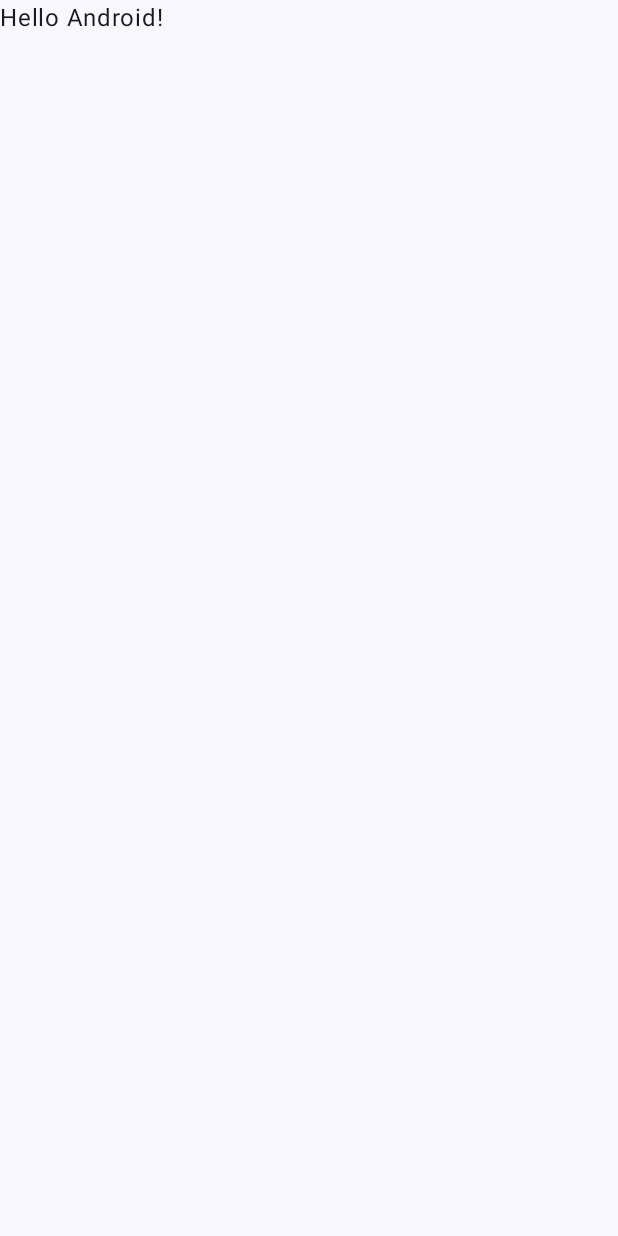
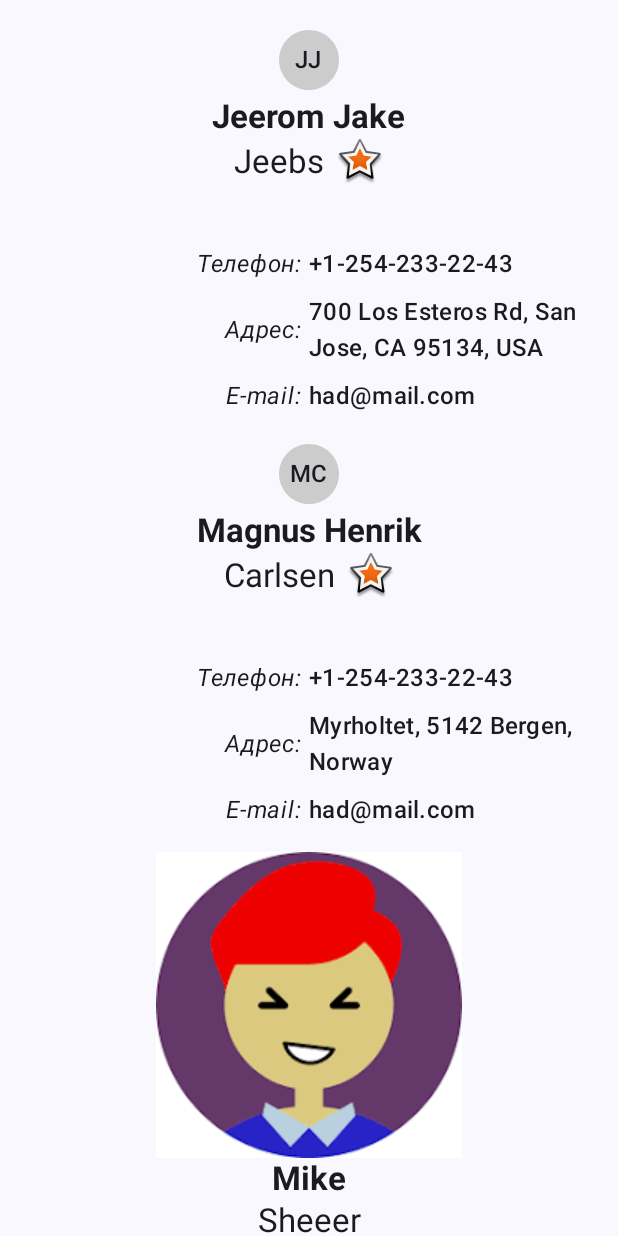
Before and after one commit to GoetzDeBouville/ComposePrjctXmpl, an Android app built with Jetpack Compose: the screen it shows after launch (MainActivity), on a phone screen of 412 x 824 dp. Before the commit the screen is almost empty. Run offline under Robolectric (Android 15) with nearby library versions, the phone set to English and light mode, and no system bars.

Commit message:
Добавляет класс данных и верстку

```diff
--- /dev/null
+++ b/app/src/main/java/com/hellcorp/composeprjctxmpl/Contact.kt
@@ -0,0 +1,12 @@
+package com.hellcorp.composeprjctxmpl
+
+data class Contact(
+    val name: String,
+    val fathersName: String? = null,
+    val familyName: String,
+    val imageRes: Int? = null,
+    val isFavorite: Boolean = false,
+    val phone: String,
+    val address: String,
+    val email: String? = null,
+)
--- a/app/src/main/java/com/hellcorp/composeprjctxmpl/MainActivity.kt
+++ b/app/src/main/java/com/hellcorp/composeprjctxmpl/MainActivity.kt
@@ -1,28 +1,75 @@
 package com.hellcorp.composeprjctxmpl
 
+import android.content.res.Configuration
 import android.os.Bundle
 import androidx.activity.ComponentActivity
 import androidx.activity.compose.setContent
+import androidx.compose.foundation.Image
+import androidx.compose.foundation.layout.Box
+import androidx.compose.foundation.layout.Column
+import androidx.compose.foundation.layout.Row
+import androidx.compose.foundation.layout.Spacer
 import androidx.compose.foundation.layout.fillMaxSize
+import androidx.compose.foundation.layout.fillMaxWidth
+import androidx.compose.foundation.layout.padding
+import androidx.compose.material3.Icon
 import androidx.compose.material3.MaterialTheme
 import androidx.compose.material3.Surface
 import androidx.compose.material3.Text
 import androidx.compose.runtime.Composable
+import androidx.compose.ui.Alignment
 import androidx.compose.ui.Modifier
+import androidx.compose.ui.graphics.Color
+import androidx.compose.ui.res.painterResource
+import androidx.compose.ui.res.stringResource
+import androidx.compose.ui.text.font.FontStyle
+import androidx.compose.ui.text.font.FontWeight
 import androidx.compose.ui.tooling.preview.Preview
+import androidx.compose.ui.tooling.preview.Wallpapers
+import androidx.compose.ui.unit.dp
 import com.hellcorp.composeprjctxmpl.ui.theme.ComposePrjctXmplTheme
 
 class MainActivity : ComponentActivity() {
     override fun onCreate(savedInstanceState: Bundle?) {
         super.onCreate(savedInstanceState)
+        val contactList = listOf(
+            Contact(
+                name = "Jeerom",
+                fathersName = "Jake",
+                familyName = "Jeebs",
+                isFavorite = true,
+                phone = "+1-254-233-22-43",
+                address = "700 Los Esteros Rd, San Jose, CA 95134, USA",
+                email = "had@mail.com"
+            ),
+            Contact(
+                name = "Magnus",
+                fathersName = "Henrik",
+                familyName = "Carlsen",
+                isFavorite = true,
+                phone = "+1-254-233-22-43",
+                address = "Myrholtet, 5142 Bergen, Norway",
+                email = "had@mail.com"
+            ),
+            Contact(
+                name = "Mike",
+                familyName = "Sheeer",
+                imageRes = R.drawable.mock_avatar,
+                phone = "+1-254-233-22-43",
+                address = "6 Wardlaw Pl, Edinburgh EH11 1UB, GB",
+            )
+        )
         setContent {
             ComposePrjctXmplTheme {
-                // A surface container using the 'background' color from the theme
                 Surface(
                     modifier = Modifier.fillMaxSize(),
                     color = MaterialTheme.colorScheme.background
                 ) {
-                    Greeting("Android")
+                    Column {
+                        contactList.forEach {
+                            ContactDetails(contact = it)
+                        }
+                    }
                 }
             }
         }
@@ -30,17 +77,130 @@ class MainActivity : ComponentActivity() {
 }
 
 @Composable
-fun Greeting(name: String, modifier: Modifier = Modifier) {
-    Text(
-        text = "Hello $name!",
-        modifier = modifier
-    )
+fun ContactDetails(contact: Contact) {
+    val str = StringBuilder()
+    str.append(contact.name[0])
+    str.append(contact.familyName[0])
+    val initials = str.toString().uppercase()
+    str.clear()
+    str.append(contact.name)
+    contact.fathersName?.let {
+        str.append(" $it")
+    }
+    val namefathersName = str.toString()
+
+    Box(
+        modifier = Modifier
+            .fillMaxWidth()
+            .padding(top = 16.dp),
+        contentAlignment = Alignment.Center
+    ) {
+        Column(horizontalAlignment = Alignment.CenterHorizontally) {
+            Box(
+                modifier = Modifier.fillMaxWidth(),
+                contentAlignment = Alignment.Center
+            ) {
+                if (contact.imageRes == null) {
+                    Icon(
+                        painter = painterResource(id = R.drawable.circle),
+                        contentDescription = null,
+                        tint = Color.LightGray
+                    )
+                } else {
+                    Image(
+                        painter = painterResource(id = contact.imageRes),
+                        contentDescription = null
+                    )
+                }
+
+                if (contact.imageRes == null) {
+                    Text(
+                        text = initials,
+                        style = MaterialTheme.typography.titleMedium
+                    )
+                }
+            }
+
+
+            Text(
+                text = namefathersName,
+                style = MaterialTheme.typography.titleLarge,
+                fontWeight = FontWeight.Bold
+            )
+
+            Row(verticalAlignment = Alignment.CenterVertically) {
+                Text(
+                    text = contact.familyName,
+                    style = MaterialTheme.typography.titleLarge,
+                )
+                if (contact.isFavorite) {
+                    Image(
+                        painter = painterResource(id = android.R.drawable.star_big_on),
+                        contentDescription = null,
+                        modifier = Modifier.padding(start = 8.dp)
+                    )
+                }
+            }
+
+            Column(
+                modifier = Modifier.padding(top = 32.dp),
+                horizontalAlignment = Alignment.CenterHorizontally
+            ) {
+                InfoRow(resource = R.string.phone, data = contact.phone)
+                InfoRow(resource = R.string.address, data = contact.address)
+                InfoRow(resource = R.string.email, data = contact.email)
+            }
+        }
+
+    }
 }
 
-@Preview(showBackground = true)
+@Composable
+fun InfoRow(resource: Int, data: String?) {
+    data?.let {
+        Row(
+            modifier = Modifier.padding(top = 8.dp),
+            verticalAlignment = Alignment.CenterVertically
+        ) {
+            Row(modifier = Modifier.weight(1f)) {
+                Spacer(modifier = Modifier.weight(1f))
+                Text(
+                    text = "${stringResource(id = resource)}: ",
+                    fontStyle = FontStyle.Italic
+                )
+            }
+            Row(modifier = Modifier.weight(1f)) {
+                Text(
+                    modifier = Modifier.weight(2f),
+                    text = data,
+                    style = MaterialTheme.typography.titleMedium
+                )
+            }
+
+        }
+    }
+}
+
+@Preview(
+    device = "spec:width=411dp,height=891dp",
+    backgroundColor = 0xFFFFFEFE,
+    uiMode = Configuration.UI_MODE_NIGHT_NO or Configuration.UI_MODE_TYPE_NORMAL,
+    wallpaper = Wallpapers.RED_DOMINATED_EXAMPLE, showSystemUi = true, showBackground = true
+)
 @Composable
 fun GreetingPreview() {
     ComposePrjctXmplTheme {
-        Greeting("Android")
+        ContactDetails(
+            contact = Contact(
+                name = "Jeerom",
+                fathersName = "Jake",
+                familyName = "Jeebs",
+                isFavorite = true,
+                imageRes = R.drawable.mock_avatar,
+                phone = "+1-254-233-22-43",
+                address = "700 Los Esteros Rd, San Jose, CA 95134, USA",
+                email = "had@mail.com"
+            )
+        )
     }
 }
```
